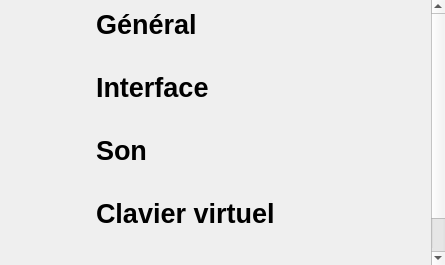
Before: the Qt Designer form sources/context/interface/configpanel.ui in davy7125/polyphone, drawn with Qt 5.
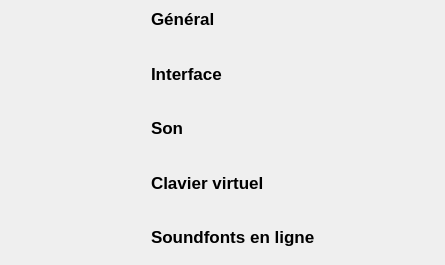
After: the same form once the commit is applied. Custom widgets are drawn as their Qt base class.

Diff of the .ui file:
```diff
--- a/sources/context/interface/configpanel.ui
+++ b/sources/context/interface/configpanel.ui
@@ -46,7 +46,7 @@
         <x>0</x>
         <y>0</y>
         <width>411</width>
-        <height>353</height>
+        <height>283</height>
        </rect>
       </property>
       <layout class="QHBoxLayout" name="horizontalLayout">
@@ -69,7 +69,7 @@
           <widget class="QLabel" name="generalLabel">
            <property name="font">
             <font>
-             <pointsize>20</pointsize>
+             <pointsize>13</pointsize>
              <weight>75</weight>
              <bold>true</bold>
             </font>
@@ -102,7 +102,7 @@
           <widget class="QLabel" name="interfaceLabel">
            <property name="font">
             <font>
-             <pointsize>20</pointsize>
+             <pointsize>13</pointsize>
              <weight>75</weight>
              <bold>true</bold>
             </font>
@@ -135,7 +135,7 @@
           <widget class="QLabel" name="soundLabel">
            <property name="font">
             <font>
-             <pointsize>20</pointsize>
+             <pointsize>13</pointsize>
              <weight>75</weight>
              <bold>true</bold>
             </font>
@@ -168,7 +168,7 @@
           <widget class="QLabel" name="keyboardLabel">
            <property name="font">
             <font>
-             <pointsize>20</pointsize>
+             <pointsize>13</pointsize>
              <weight>75</weight>
              <bold>true</bold>
             </font>
@@ -201,7 +201,7 @@
           <widget class="QLabel" name="repositoryLabel">
            <property name="font">
             <font>
-             <pointsize>20</pointsize>
+             <pointsize>13</pointsize>
              <weight>75</weight>
              <bold>true</bold>
             </font>
```
